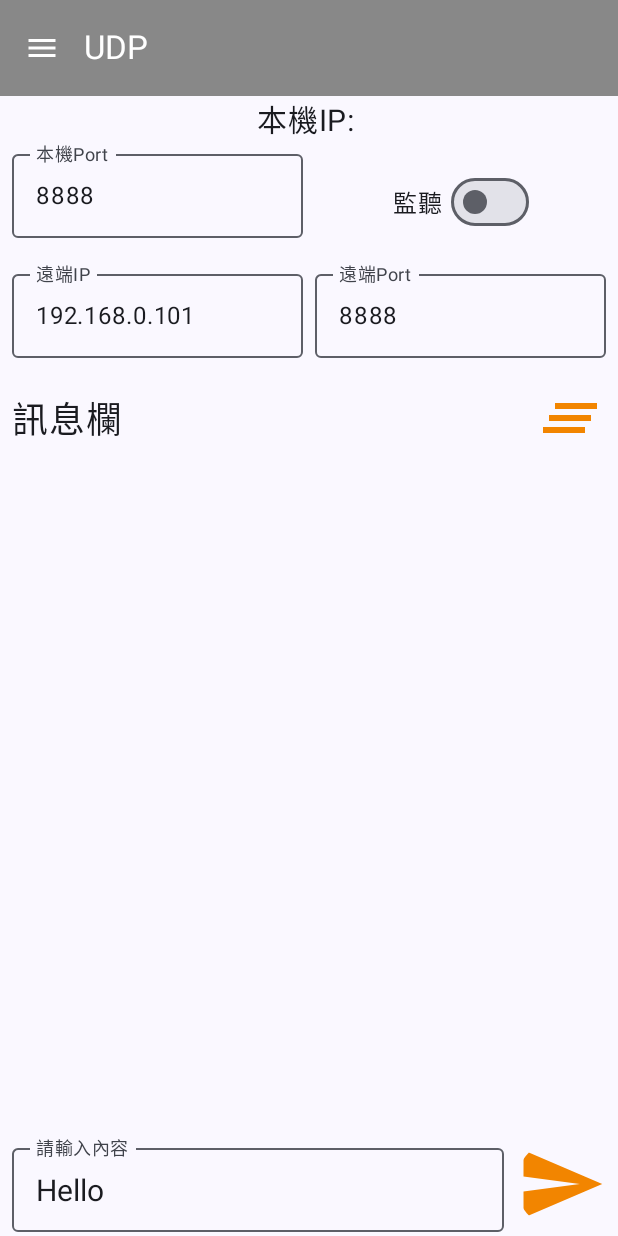
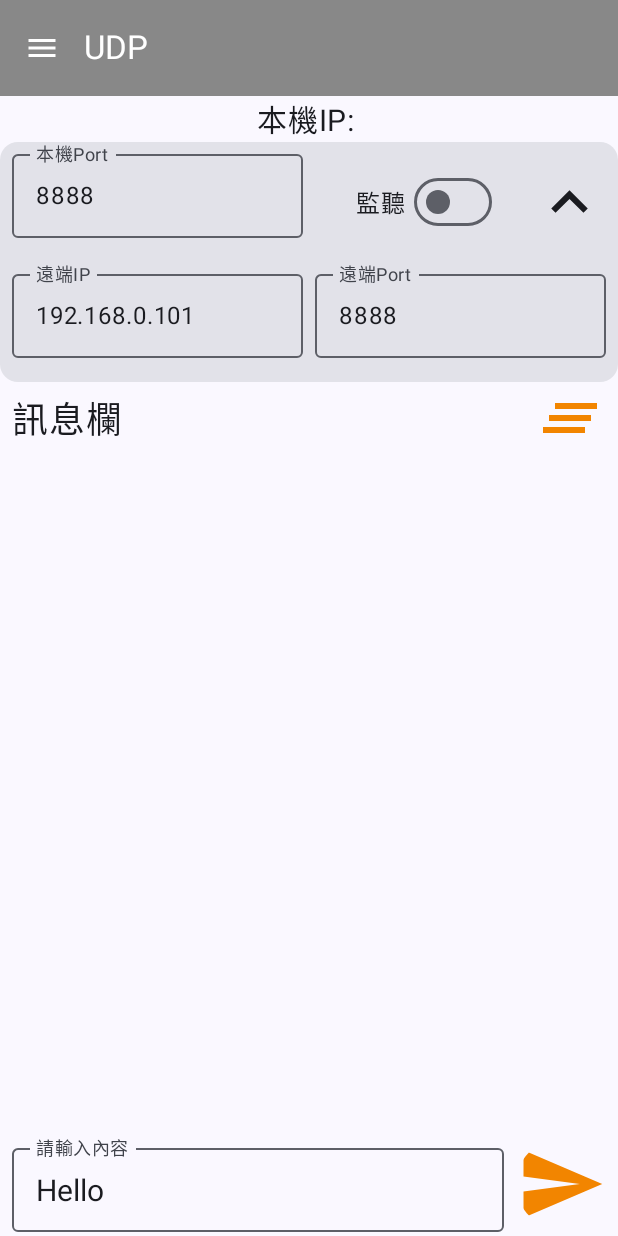
Before and after one commit to boris4110799/NetworkProtocols, an Android app built with Jetpack Compose: the screen it shows after launch (MainActivity), on a phone screen of 412 x 824 dp. Run offline under Robolectric (Android 15) with nearby library versions, the phone set to English and light mode, and no system bars.

Commit message:
Add card for expandable view

```diff
--- a/app/src/main/java/boris/networkprotocols/udp/UdpView.kt
+++ b/app/src/main/java/boris/networkprotocols/udp/UdpView.kt
@@ -20,6 +20,11 @@ import androidx.compose.foundation.lazy.LazyColumn
 import androidx.compose.foundation.lazy.items
 import androidx.compose.foundation.lazy.rememberLazyListState
 import androidx.compose.foundation.text.KeyboardOptions
+import androidx.compose.material.icons.Icons
+import androidx.compose.material.icons.filled.KeyboardArrowDown
+import androidx.compose.material.icons.filled.KeyboardArrowUp
+import androidx.compose.material3.Card
+import androidx.compose.material3.ExperimentalMaterial3Api
 import androidx.compose.material3.Icon
 import androidx.compose.material3.IconButton
 import androidx.compose.material3.MaterialTheme
@@ -55,6 +60,7 @@ import java.net.Inet4Address
 /**
  * Udp screen
  */
+@OptIn(ExperimentalMaterial3Api::class)
 @Composable
 fun UdpView(udpViewModel : UdpViewModel, orientation : Int) {
 	/**
@@ -78,6 +84,7 @@ fun UdpView(udpViewModel : UdpViewModel, orientation : Int) {
 	 * Store the state of the list size
 	 */
 	var sizeState by rememberSaveable { mutableIntStateOf(0) }
+	var expanded by rememberSaveable { mutableStateOf(true) }
 
 	fun updateLocalPort(value : String) {
 		udpViewModel.updateUIState(localPort = value)
@@ -141,15 +148,23 @@ fun UdpView(udpViewModel : UdpViewModel, orientation : Int) {
 		Column {
 			when (orientation) {
 				Configuration.ORIENTATION_PORTRAIT  -> {
+					Card(modifier = Modifier.fillMaxWidth(), onClick = { expanded = !expanded }) {
+						if (expanded) {
 							BoxWithConstraints(modifier = Modifier.fillMaxWidth()) {
 								val spaceWidth = 8.dp
 								val contentWidth = maxWidth.minus(spaceWidth.times(3)).div(2)
 								Row(modifier = Modifier.height(IntrinsicSize.Min),
 									verticalAlignment = Alignment.CenterVertically) {
-							LocalPortView(state = state, enabled = enabled, modifier = Modifier.width(contentWidth).offset(spaceWidth),
+									LocalPortView(state = state, enabled = enabled,
+										modifier = Modifier.width(contentWidth).offset(spaceWidth),
 										onValueChange = { updateLocalPort(it) })
-							SwitchView(state = state, modifier = Modifier.width(contentWidth).offset(spaceWidth*2),
+									SwitchView(state = state,
+										modifier = Modifier.width(contentWidth.div(4).times(3)).offset(spaceWidth*2),
 										onCheckedChange = { updateSwitch(it) })
+									Icon(Icons.Filled.KeyboardArrowUp, contentDescription = "Expand",
+										modifier = Modifier.width(contentWidth.div(4))
+											.aspectRatio(1f)
+											.offset(spaceWidth*2))
 								}
 							}
 							BoxWithConstraints(modifier = Modifier.fillMaxWidth()) {
@@ -157,10 +172,29 @@ fun UdpView(udpViewModel : UdpViewModel, orientation : Int) {
 								val contentWidth = maxWidth.minus(spaceWidth.times(3)).div(2)
 								Row(modifier = Modifier.height(IntrinsicSize.Min),
 									verticalAlignment = Alignment.CenterVertically) {
-							RemoteIPView(state = state, modifier = Modifier.width(contentWidth).offset(spaceWidth),
+									RemoteIPView(state = state,
+										modifier = Modifier.width(contentWidth).offset(spaceWidth),
 										onValueChange = { updateRemoteIP(it) })
-							RemotePortView(state = state, modifier = Modifier.width(contentWidth).offset(spaceWidth*2),
+									RemotePortView(state = state,
+										modifier = Modifier.width(contentWidth).offset(spaceWidth*2),
 										onValueChange = { updateRemotePort(it) })
+								}
+							}
+						}
+						else {
+							BoxWithConstraints(modifier = Modifier.fillMaxWidth()) {
+								val spaceWidth = 8.dp
+								val contentWidth = maxWidth.minus(spaceWidth.times(3)).div(2)
+								Row(modifier = Modifier.fillMaxWidth().height(IntrinsicSize.Min),
+									horizontalArrangement = Arrangement.SpaceBetween,
+									verticalAlignment = Alignment.CenterVertically) {
+									SwitchView(state = state,
+										modifier = Modifier.width(contentWidth).offset(spaceWidth),
+										onCheckedChange = { updateSwitch(it) })
+									Icon(Icons.Filled.KeyboardArrowDown, contentDescription = "Expand",
+										modifier = Modifier.aspectRatio(1f).offset(-spaceWidth))
+								}
+							}
 						}
 					}
 					Row(modifier = Modifier.fillMaxWidth().height(IntrinsicSize.Min),
@@ -209,7 +243,8 @@ fun UdpView(udpViewModel : UdpViewModel, orientation : Int) {
 						val clearWidth = 50.dp
 						val contentWidth = maxWidth.minus(spaceWidth.times(6)).minus(clearWidth).div(4)
 						Row(modifier = Modifier.height(70.dp), verticalAlignment = Alignment.CenterVertically) {
-							LocalPortView(state = state, enabled = enabled, modifier = Modifier.width(contentWidth).offset(spaceWidth),
+							LocalPortView(state = state, enabled = enabled,
+								modifier = Modifier.width(contentWidth).offset(spaceWidth),
 								onValueChange = { updateLocalPort(it) })
 							SwitchView(state = state, modifier = Modifier.width(contentWidth).offset(spaceWidth*2),
 								onCheckedChange = { updateSwitch(it) })
```
Lines whose indentation alone changed are shown as unchanged.
